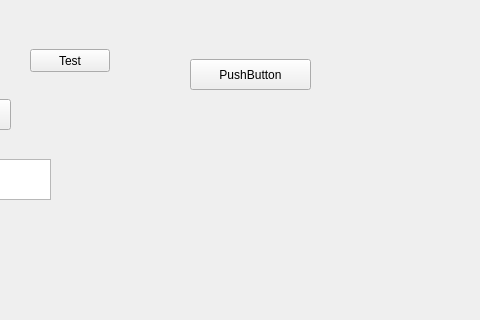
Before: the Qt Designer form mainwindow.ui in lhf552004/QtCplusplusDemo, drawn with Qt 5; both pictures show x 190 to 670 and y 160 to 480 of the 800 by 600 pixel window.
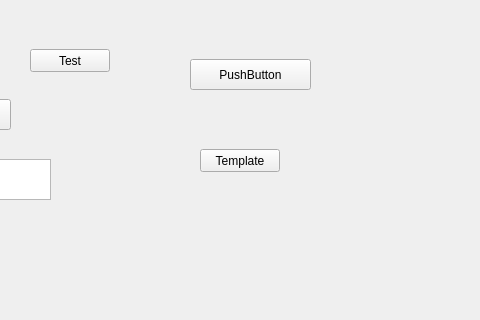
After: the same form once the commit is applied.

The edit to the form file:
```diff
--- a/mainwindow.ui
+++ b/mainwindow.ui
@@ -99,6 +99,19 @@
      <string>PushButton</string>
     </property>
    </widget>
+   <widget class="QPushButton" name="templateButton">
+    <property name="geometry">
+     <rect>
+      <x>390</x>
+      <y>290</y>
+      <width>80</width>
+      <height>23</height>
+     </rect>
+    </property>
+    <property name="text">
+     <string>Template</string>
+    </property>
+   </widget>
   </widget>
   <widget class="QMenuBar" name="menubar">
    <property name="geometry">
```
